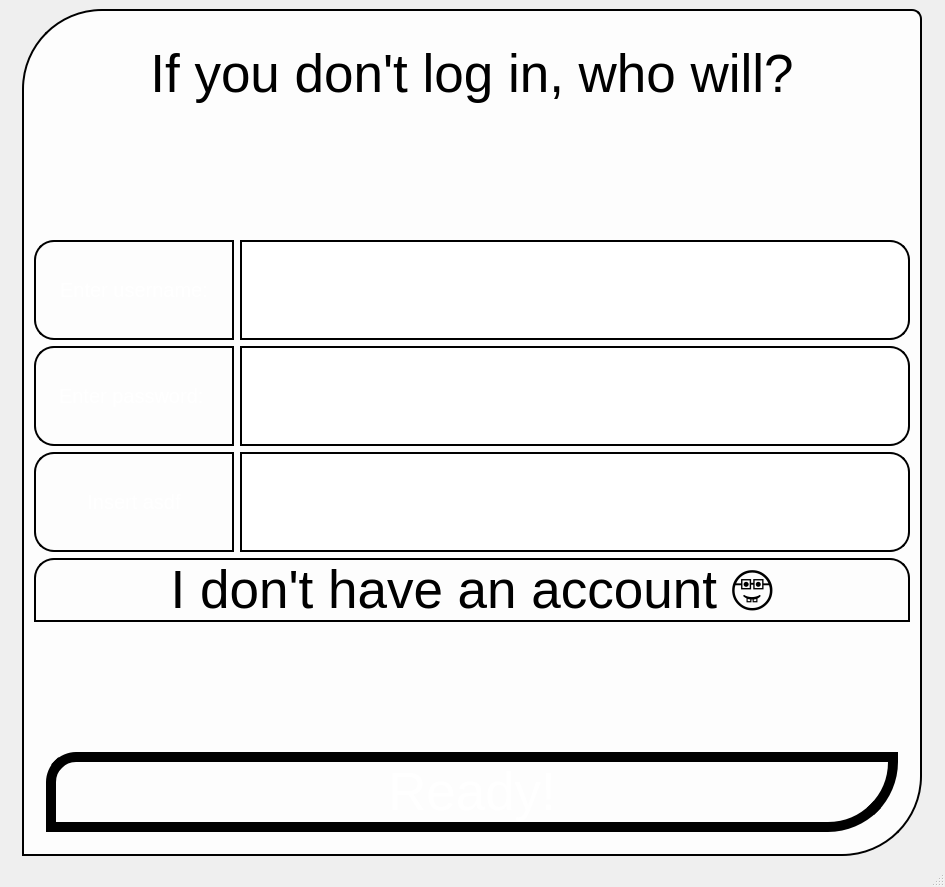
incremen/CyberMusicStreaming, file ui/login_page/login_page.ui: the form before one commit.
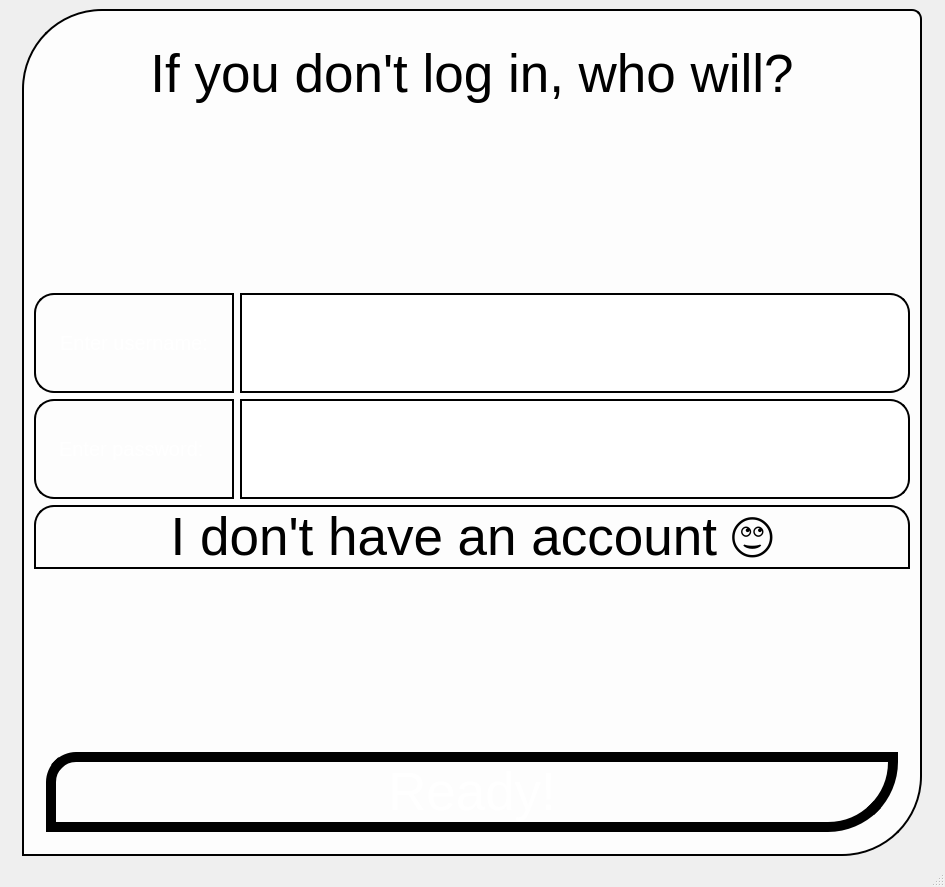
The form after the commit.

Commit message: removed enter asdf

Diff of the .ui file:
```diff
--- a/ui/login_page/login_page.ui
+++ b/ui/login_page/login_page.ui
@@ -266,88 +266,6 @@
              </property>
             </widget>
            </item>
-           <item row="2" column="0">
-            <widget class="QLabel" name="label_5">
-             <property name="sizePolicy">
-              <sizepolicy hsizetype="Expanding" vsizetype="Minimum">
-               <horstretch>0</horstretch>
-               <verstretch>0</verstretch>
-              </sizepolicy>
-             </property>
-             <property name="minimumSize">
-              <size>
-               <width>200</width>
-               <height>100</height>
-              </size>
-             </property>
-             <property name="font">
-              <font>
-               <pointsize>15</pointsize>
-              </font>
-             </property>
-             <property name="styleSheet">
-              <string notr="true"> border: 2px solid black;
- background: qlineargradient(x1:0, y1:0, x2:1, y2:1,
-           stop:0 #4B0082, stop:0.5 #000000, stop:1 #4B0082);
-color: white;
-border-top-left-radius: 20px;
-border-bottom-left-radius: 20px;
-
-
-
-</string>
-             </property>
-             <property name="text">
-              <string>Insert asdf</string>
-             </property>
-             <property name="alignment">
-              <set>Qt::AlignCenter</set>
-             </property>
-            </widget>
-           </item>
-           <item row="2" column="1">
-            <widget class="QLineEdit" name="lineEdit_3">
-             <property name="sizePolicy">
-              <sizepolicy hsizetype="Expanding" vsizetype="Minimum">
-               <horstretch>0</horstretch>
-               <verstretch>0</verstretch>
-              </sizepolicy>
-             </property>
-             <property name="minimumSize">
-              <size>
-               <width>0</width>
-               <height>100</height>
-              </size>
-             </property>
-             <property name="baseSize">
-              <size>
-               <width>0</width>
-               <height>100</height>
-              </size>
-             </property>
-             <property name="font">
-              <font>
-               <pointsize>30</pointsize>
-              </font>
-             </property>
-             <property name="styleSheet">
-              <string notr="true"> border: 2px solid black;
- background: qlineargradient(x1:0, y1:0, x2:1, y2:1,
-           stop:0 #4B0082, stop:0.5 #000000, stop:1 #4B0082);
-color: white;
-border-top-right-radius: 20px;
-border-bottom-right-radius: 20px;
-
-</string>
-             </property>
-             <property name="text">
-              <string/>
-             </property>
-             <property name="alignment">
-              <set>Qt::AlignBottom|Qt::AlignRight|Qt::AlignTrailing</set>
-             </property>
-            </widget>
-           </item>
           </layout>
          </item>
          <item>
@@ -363,7 +281,7 @@
 border-top-right-radius: 20px;</string>
            </property>
            <property name="text">
-            <string>I don't have an account 🤓</string>
+            <string>I don't have an account 🙄</string>
            </property>
           </widget>
          </item>
```
The commit also changes 4 other files.
